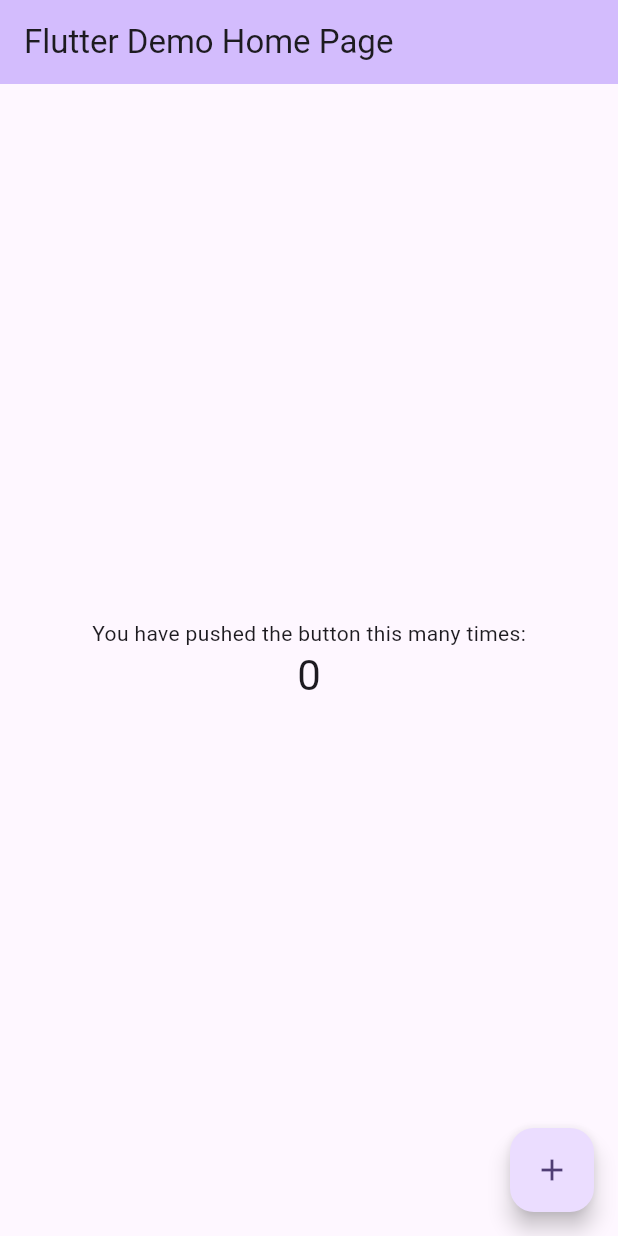
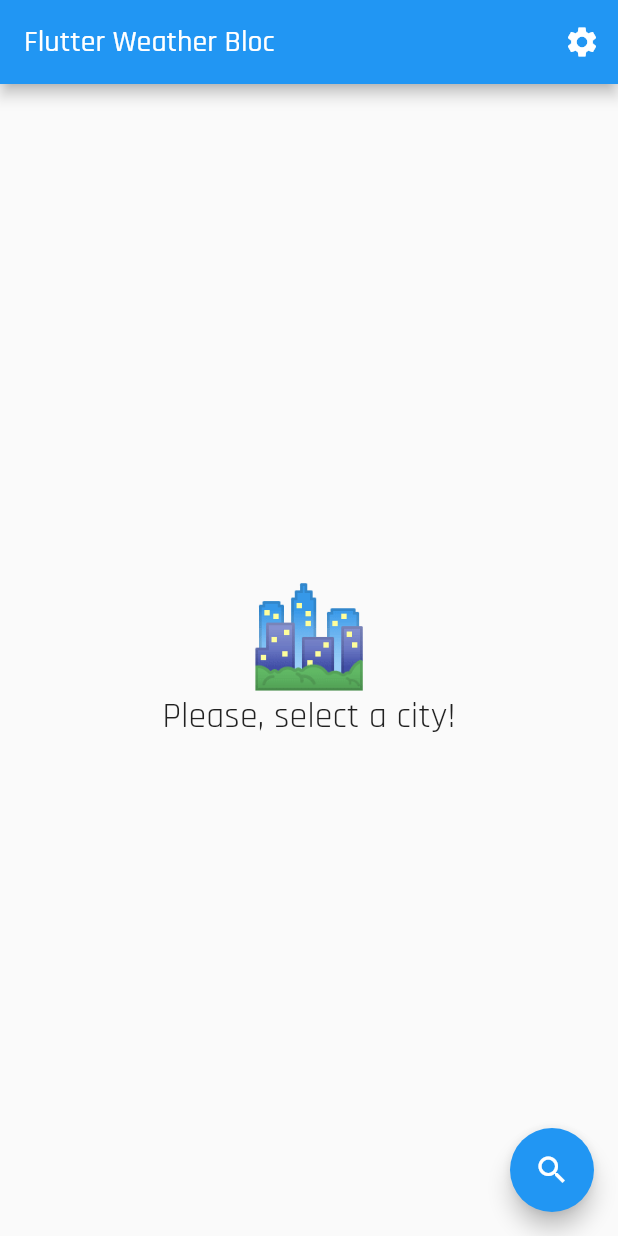
Before and after one commit to jesuspedge/weather_bloc_patter_example, a Flutter app: the screen it shows after launch, on a phone screen of 412 x 824 dp. Run offline on Flutter 3.47's test engine with Material 2 defaults, Android fonts, the phone set to English and light mode, and no system bars; our stand-ins replace bloc, equatable, flutter_bloc, google_fonts, hydrated_bloc; missing offline and left inert: open_meteo_api.

Commit message:
adding pages

```diff
--- a/lib/main.dart
+++ b/lib/main.dart
@@ -1,125 +1,19 @@
+import 'package:bloc_weather_example/weather_app.dart';
+import 'package:bloc_weather_example/weather_bloc_oberver.dart';
+import 'package:flutter/foundation.dart';
 import 'package:flutter/material.dart';
+import 'package:hydrated_bloc/hydrated_bloc.dart';
+import 'package:path_provider/path_provider.dart';
+import 'package:weather_repository/weather_repository.dart';
 
-void main() {
-  runApp(const MyApp());
+void main() async {
+  WidgetsFlutterBinding.ensureInitialized();
+  Bloc.observer = const WeatherBlocObserver();
+  HydratedBloc.storage = await HydratedStorage.build(
+    storageDirectory: kIsWeb
+        ? HydratedStorage.webStorageDirectory
+        : await getTemporaryDirectory(),
+  );
+
+  runApp(WeatherApp(weatherRepository: WeatherRepository()));
 }
-
-class MyApp extends StatelessWidget {
-  const MyApp({super.key});
-
-  // This widget is the root of your application.
-  @override
-  Widget build(BuildContext context) {
-    return MaterialApp(
-      title: 'Flutter Demo',
-      theme: ThemeData(
-        // This is the theme of your application.
-        //
-        // TRY THIS: Try running your application with "flutter run". You'll see
-        // the application has a blue toolbar. Then, without quitting the app,
-        // try changing the seedColor in the colorScheme below to Colors.green
-        // and then invoke "hot reload" (save your changes or press the "hot
-        // reload" button in a Flutter-supported IDE, or press "r" if you used
-        // the command line to start the app).
-        //
-        // Notice that the counter didn't reset back to zero; the application
-        // state is not lost during the reload. To reset the state, use hot
-        // restart instead.
-        //
-        // This works for code too, not just values: Most code changes can be
-        // tested with just a hot reload.
-        colorScheme: ColorScheme.fromSeed(seedColor: Colors.deepPurple),
-        useMaterial3: true,
-      ),
-      home: const MyHomePage(title: 'Flutter Demo Home Page'),
-    );
-  }
-}
-
-class MyHomePage extends StatefulWidget {
-  const MyHomePage({super.key, required this.title});
-
-  // This widget is the home page of your application. It is stateful, meaning
-  // that it has a State object (defined below) that contains fields that affect
-  // how it looks.
-
-  // This class is the configuration for the state. It holds the values (in this
-  // case the title) provided by the parent (in this case the App widget) and
-  // used by the build method of the State. Fields in a Widget subclass are
-  // always marked "final".
-
-  final String title;
-
-  @override
-  State<MyHomePage> createState() => _MyHomePageState();
-}
-
-class _MyHomePageState extends State<MyHomePage> {
-  int _counter = 0;
-
-  void _incrementCounter() {
-    setState(() {
-      // This call to setState tells the Flutter framework that something has
-      // changed in this State, which causes it to rerun the build method below
-      // so that the display can reflect the updated values. If we changed
-      // _counter without calling setState(), then the build method would not be
-      // called again, and so nothing would appear to happen.
-      _counter++;
-    });
-  }
-
-  @override
-  Widget build(BuildContext context) {
-    // This method is rerun every time setState is called, for instance as done
-    // by the _incrementCounter method above.
-    //
-    // The Flutter framework has been optimized to make rerunning build methods
-    // fast, so that you can just rebuild anything that needs updating rather
-    // than having to individually change instances of widgets.
-    return Scaffold(
-      appBar: AppBar(
-        // TRY THIS: Try changing the color here to a specific color (to
-        // Colors.amber, perhaps?) and trigger a hot reload to see the AppBar
-        // change color while the other colors stay the same.
-        backgroundColor: Theme.of(context).colorScheme.inversePrimary,
-        // Here we take the value from the MyHomePage object that was created by
-        // the App.build method, and use it to set our appbar title.
-        title: Text(widget.title),
-      ),
-      body: Center(
-        // Center is a layout widget. It takes a single child and positions it
-        // in the middle of the parent.
-        child: Column(
-          // Column is also a layout widget. It takes a list of children and
-          // arranges them vertically. By default, it sizes itself to fit its
-          // children horizontally, and tries to be as tall as its parent.
-          //
-          // Column has various properties to control how it sizes itself and
-          // how it positions its children. Here we use mainAxisAlignment to
-          // center the children vertically; the main axis here is the vertical
-          // axis because Columns are vertical (the cross axis would be
-          // horizontal).
-          //
-          // TRY THIS: Invoke "debug painting" (choose the "Toggle Debug Paint"
-          // action in the IDE, or press "p" in the console), to see the
-          // wireframe for each widget.
-          mainAxisAlignment: MainAxisAlignment.center,
-          children: <Widget>[
-            const Text(
-              'You have pushed the button this many times:',
-            ),
-            Text(
-              '$_counter',
-              style: Theme.of(context).textTheme.headlineMedium,
-            ),
-          ],
-        ),
-      ),
-      floatingActionButton: FloatingActionButton(
-        onPressed: _incrementCounter,
-        tooltip: 'Increment',
-        child: const Icon(Icons.add),
-      ), // This trailing comma makes auto-formatting nicer for build methods.
-    );
-  }
-}
--- a/lib/theme/cubit/theme_cubit.dart
+++ b/lib/theme/cubit/theme_cubit.dart
@@ -1,3 +1,4 @@
+import 'package:bloc_weather_example/weather/models/weather.dart' as weather;
 import 'package:flutter/material.dart';
 import 'package:hydrated_bloc/hydrated_bloc.dart';
 import 'package:weather_repository/weather_repository.dart';
@@ -7,7 +8,7 @@ class ThemeCubit extends HydratedCubit<Color> {
 
   static const defaultColor = Color(0xFF2196F3);
 
-  void updateTheme(Weather? weather) {
+  void updateTheme(weather.Weather? weather) {
     if (weather != null) emit(weather.toColor);
   }
 
@@ -22,7 +23,7 @@ class ThemeCubit extends HydratedCubit<Color> {
   }
 }
 
-extension on Weather {
+extension on weather.Weather {
   Color get toColor {
     switch (condition) {
       case WeatherCondition.clear:
--- /dev/null
+++ b/lib/weather/weather_page.dart
@@ -0,0 +1,84 @@
+import 'package:bloc_weather_example/search/search_page.dart';
+import 'package:bloc_weather_example/settings/settings_page.dart';
+import 'package:bloc_weather_example/theme/cubit/theme_cubit.dart';
+import 'package:bloc_weather_example/weather/cubit/weather_cubit.dart';
+import 'package:flutter/material.dart';
+import 'package:flutter_bloc/flutter_bloc.dart';
+import 'package:weather_repository/weather_repository.dart';
+
+import 'widgets/weather_widgets.dart';
+
+class WeatherPage extends StatelessWidget {
+  const WeatherPage({Key? key}) : super(key: key);
+
+  @override
+  Widget build(BuildContext context) {
+    return BlocProvider(
+      create: (context) => WeatherCubit(context.read<WeatherRepository>()),
+      child: const WeatherView(),
+    );
+  }
+}
+
+class WeatherView extends StatefulWidget {
+  const WeatherView({Key? key}) : super(key: key);
+
+  @override
+  State<WeatherView> createState() => _WeatherViewState();
+}
+
+class _WeatherViewState extends State<WeatherView> {
+  @override
+  Widget build(BuildContext context) {
+    return Scaffold(
+      appBar: AppBar(
+        title: const Text('Flutter Weather Bloc'),
+        actions: [
+          IconButton(
+            onPressed: () {
+              Navigator.of(context)
+                  .push<void>(SettingsPage.route(context.read<WeatherCubit>()));
+            },
+            icon: const Icon(Icons.settings),
+          )
+        ],
+      ),
+      body: Center(
+        child: BlocConsumer<WeatherCubit, WeatherState>(
+          listener: (context, state) {
+            if (state.status.isSuccess) {
+              context.read<ThemeCubit>().updateTheme(state.weather);
+            }
+          },
+          builder: (context, state) {
+            switch (state.status) {
+              case WeatherStatus.initial:
+                return const WeatherEmpty();
+              case WeatherStatus.loading:
+                return const WeatherLoading();
+              case WeatherStatus.success:
+                return WeatherPopulated(
+                  weather: state.weather,
+                  units: state.temperatureUnits,
+                  onRefresh: () {
+                    return context.read<WeatherCubit>().refreshWeather();
+                  },
+                );
+              case WeatherStatus.failure:
+                return const WeatherError();
+            }
+          },
+        ),
+      ),
+      floatingActionButton: FloatingActionButton(
+        onPressed: () async {
+          final city = await Navigator.of(context).push(SearchPage.route());
+
+          if (!mounted) return;
+          await context.read<WeatherCubit>().fetchWeather(city.toString());
+        },
+        child: const Icon(Icons.search),
+      ),
+    );
+  }
+}
--- /dev/null
+++ b/lib/weather/widgets/weather_empty.dart
@@ -0,0 +1,23 @@
+import 'package:flutter/material.dart';
+
+class WeatherEmpty extends StatelessWidget {
+  const WeatherEmpty({Key? key}) : super(key: key);
+
+  @override
+  Widget build(BuildContext context) {
+    final theme = Theme.of(context);
+    return Column(
+      mainAxisSize: MainAxisSize.min,
+      children: [
+        const Text(
+          '🏙️',
+          style: TextStyle(fontSize: 65),
+        ),
+        Text(
+          'Please, select a city!',
+          style: theme.textTheme.headlineSmall,
+        )
+      ],
+    );
+  }
+}
--- /dev/null
+++ b/lib/weather/widgets/weather_widgets.dart
@@ -0,0 +1,4 @@
+export 'weather_empty.dart';
+export 'weather_error.dart';
+export 'weather_loading.dart';
+export 'weather_populated.dart';
--- /dev/null
+++ b/lib/weather_app.dart
@@ -0,0 +1,50 @@
+import 'package:bloc_weather_example/theme/cubit/theme_cubit.dart';
+import 'package:bloc_weather_example/weather/weather_page.dart';
+import 'package:flutter/material.dart';
+import 'package:flutter_bloc/flutter_bloc.dart';
+import 'package:weather_repository/weather_repository.dart';
+import 'package:google_fonts/google_fonts.dart';
+
+class WeatherApp extends StatelessWidget {
+  const WeatherApp({required WeatherRepository weatherRepository, super.key})
+      : _weatherRepository = weatherRepository;
+
+  final WeatherRepository _weatherRepository;
+
+  @override
+  Widget build(BuildContext context) {
+    return RepositoryProvider.value(
+      value: _weatherRepository,
+      child: BlocProvider(
+        create: (_) => ThemeCubit(),
+        child: const WeatherAppView(),
+      ),
+    );
+  }
+}
+
+class WeatherAppView extends StatelessWidget {
+  const WeatherAppView({super.key});
+
+  @override
+  Widget build(BuildContext context) {
+    final textThme = Theme.of(context).textTheme;
+    return BlocBuilder<ThemeCubit, Color>(
+      builder: (context, color) {
+        return MaterialApp(
+          debugShowCheckedModeBanner: false,
+          theme: ThemeData(
+            primaryColor: color,
+            textTheme: GoogleFonts.rajdhaniTextTheme(),
+            appBarTheme: AppBarTheme(
+              titleTextStyle: GoogleFonts.rajdhaniTextTheme(textThme)
+                  .apply(bodyColor: Colors.white)
+                  .titleLarge,
+            ),
+          ),
+          home: const WeatherPage(),
+        );
+      },
+    );
+  }
+}
--- /dev/null
+++ b/lib/weather_bloc_oberver.dart
@@ -0,0 +1,34 @@
+import 'dart:developer';
+
+import 'package:bloc/bloc.dart';
+
+class WeatherBlocObserver extends BlocObserver {
+  const WeatherBlocObserver();
+
+  @override
+  void onEvent(Bloc<dynamic, dynamic> bloc, Object? event) {
+    super.onEvent(bloc, event);
+    log('onEvent $event');
+  }
+
+  @override
+  void onChange(BlocBase<dynamic> bloc, Change<dynamic> change) {
+    super.onChange(bloc, change);
+    log('onChange $change');
+  }
+
+  @override
+  void onTransition(
+    Bloc<dynamic, dynamic> bloc,
+    Transition<dynamic, dynamic> transition,
+  ) {
+    super.onTransition(bloc, transition);
+    log('onTransition $transition');
+  }
+
+  @override
+  void onError(BlocBase<dynamic> bloc, Object error, StackTrace stackTrace) {
+    super.onError(bloc, error, stackTrace);
+    log('onError $error');
+  }
+}
--- a/pubspec.yaml
+++ b/pubspec.yaml
@@ -72,8 +72,8 @@ flutter:
   uses-material-design: true
 
   # To add assets to your application, add an assets section, like this:
-  # assets:
-  #   - images/a_dot_burr.jpeg
+  assets:
+    - assets/
   #   - images/a_dot_ham.jpeg
 
   # An image asset can refer to one or more resolution-specific "variants", see
```
Also changed, not shown: lib/search/search_page.dart (added, +54 -0 lines), lib/settings/settings_page.dart (added, +46 -0 lines), lib/weather/widgets/weather_error.dart (added, +23 -0 lines), lib/weather/widgets/weather_loading.dart (added, +23 -0 lines), lib/weather/widgets/weather_populated.dart (added, +133 -0 lines), 3 other files.
